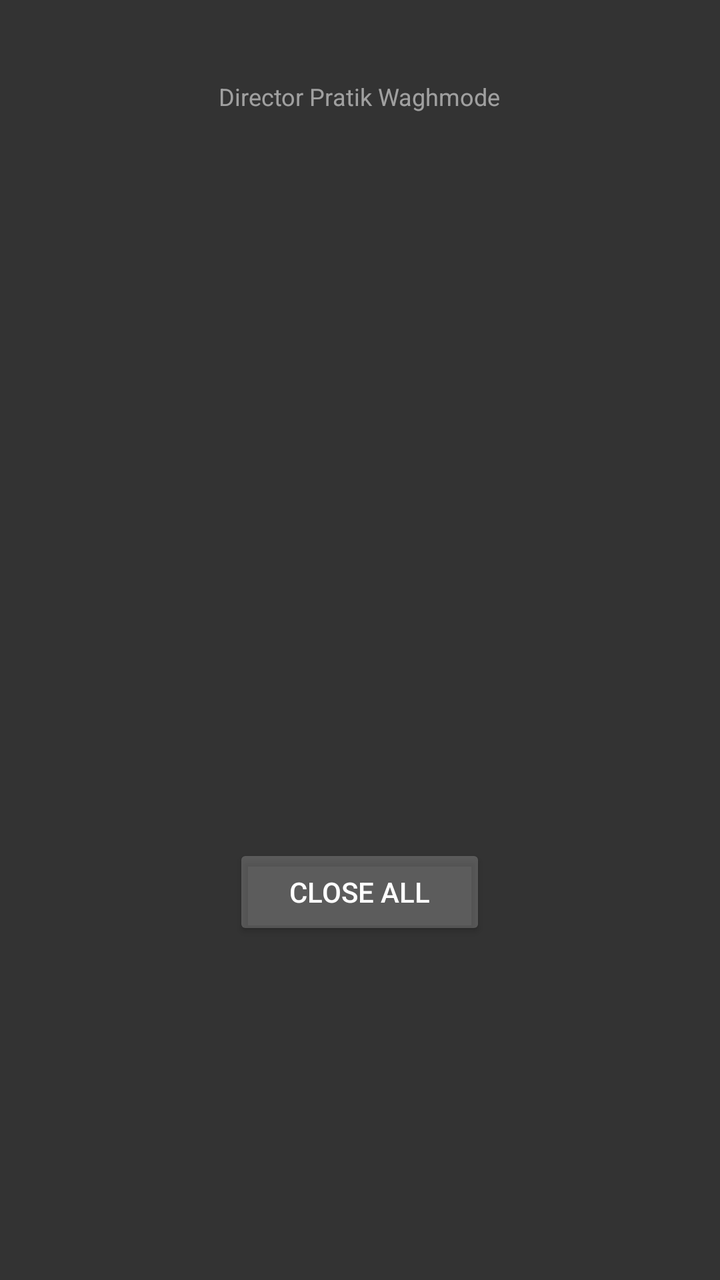
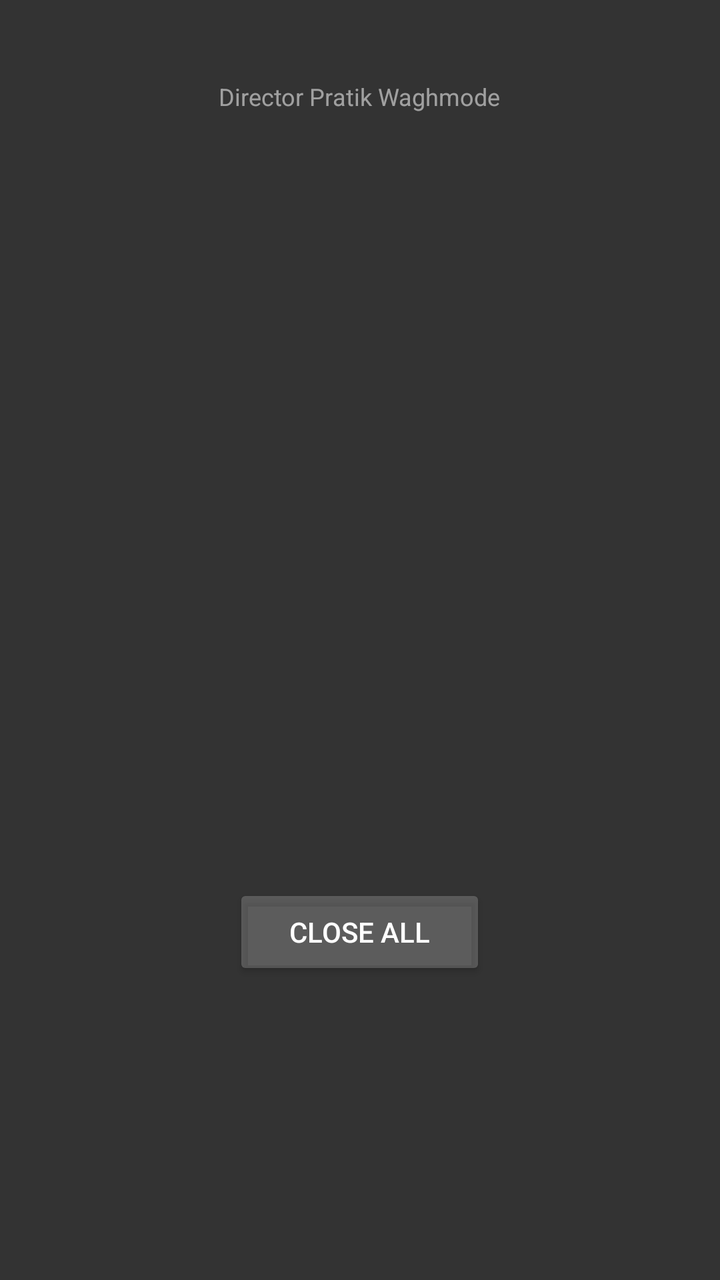

Two renders of the same Android screen: before a commit and after it. Below are the layout's source before the change and the commit's diff.
<!-- AndroidManifest.xml: activity theme Theme.Recents.Transparent -->
<!-- res/layout/activity_recents.xml -->
<?xml version="1.0" encoding="utf-8"?>
<FrameLayout xmlns:android="http://schemas.android.com/apk/res/android"
    android:id="@+id/root"
    android:layout_width="match_parent"
    android:layout_height="match_parent"
    android:background="#CC000000">

    <ImageView
        android:id="@+id/bgImage"
        android:layout_width="match_parent"
        android:layout_height="match_parent"
        android:scaleType="centerCrop"
        android:visibility="gone" />

    <View
        android:id="@+id/bgDim"
        android:layout_width="match_parent"
        android:layout_height="match_parent"
        android:background="#66000000"
        android:visibility="gone" />

    <TextView
        android:id="@+id/creditText"
        android:layout_width="wrap_content"
        android:layout_height="wrap_content"
        android:layout_gravity="top|center_horizontal"
        android:layout_marginTop="40dp"
        android:text="@string/director"
        android:textColor="#88FFFFFF"
        android:textSize="12sp" />

    <HorizontalScrollView
        android:id="@+id/cardScroll"
        android:layout_width="match_parent"
        android:layout_height="wrap_content"
        android:layout_gravity="center_vertical"
        android:clipChildren="false"
        android:clipToPadding="false"
        android:paddingStart="32dp"
        android:paddingEnd="32dp"
        android:scrollbars="none">

        <LinearLayout
            android:id="@+id/cardContainer"
            android:layout_width="wrap_content"
            android:layout_height="wrap_content"
            android:orientation="horizontal" />
    </HorizontalScrollView>

    <TextView
        android:id="@+id/emptyText"
        android:layout_width="wrap_content"
        android:layout_height="wrap_content"
        android:layout_gravity="center"
        android:padding="16dp"
        android:textColor="#FFFFFFFF"
        android:textSize="16sp"
        android:visibility="gone" />

    <Button
        android:id="@+id/closeAllButton"
        android:layout_width="wrap_content"
        android:layout_height="wrap_content"
        android:layout_gravity="bottom|center_horizontal"
        android:layout_marginBottom="170dp"
        android:backgroundTint="#33FFFFFF"
        android:paddingStart="28dp"
        android:paddingEnd="28dp"
        android:text="Close all"
        android:textColor="#FFFFFFFF" />

    <LinearLayout
        android:id="@+id/recentRow"
        android:layout_width="match_parent"
        android:layout_height="wrap_content"
        android:layout_gravity="bottom"
        android:layout_marginBottom="36dp"
        android:orientation="horizontal"
        android:paddingStart="24dp"
        android:paddingEnd="24dp" />

</FrameLayout>
<!-- resources referenced by this layout -->
<resources>
  <string name="director">Director Pratik Waghmode</string>
  <style name="Theme.Recents.Transparent" parent="Theme.AppCompat.NoActionBar">
          <item name="android:windowIsTranslucent">true</item>
          <item name="android:windowBackground">@android:color/transparent</item>
          <item name="android:windowAnimationStyle">@null</item>
      </style>
</resources>

<!-- the commit's change to res/layout/activity_recents.xml (unified diff, before → after) -->
@@ -33,7 +33,8 @@
         android:id="@+id/cardScroll"
         android:layout_width="match_parent"
         android:layout_height="wrap_content"
-        android:layout_gravity="center_vertical"
+        android:layout_gravity="top"
+        android:layout_marginTop="120dp"
         android:clipChildren="false"
         android:clipToPadding="false"
         android:paddingStart="32dp"
@@ -62,7 +63,7 @@
         android:layout_width="wrap_content"
         android:layout_height="wrap_content"
         android:layout_gravity="bottom|center_horizontal"
-        android:layout_marginBottom="170dp"
+        android:layout_marginBottom="150dp"
         android:backgroundTint="#33FFFFFF"
         android:paddingStart="28dp"
         android:paddingEnd="28dp"
